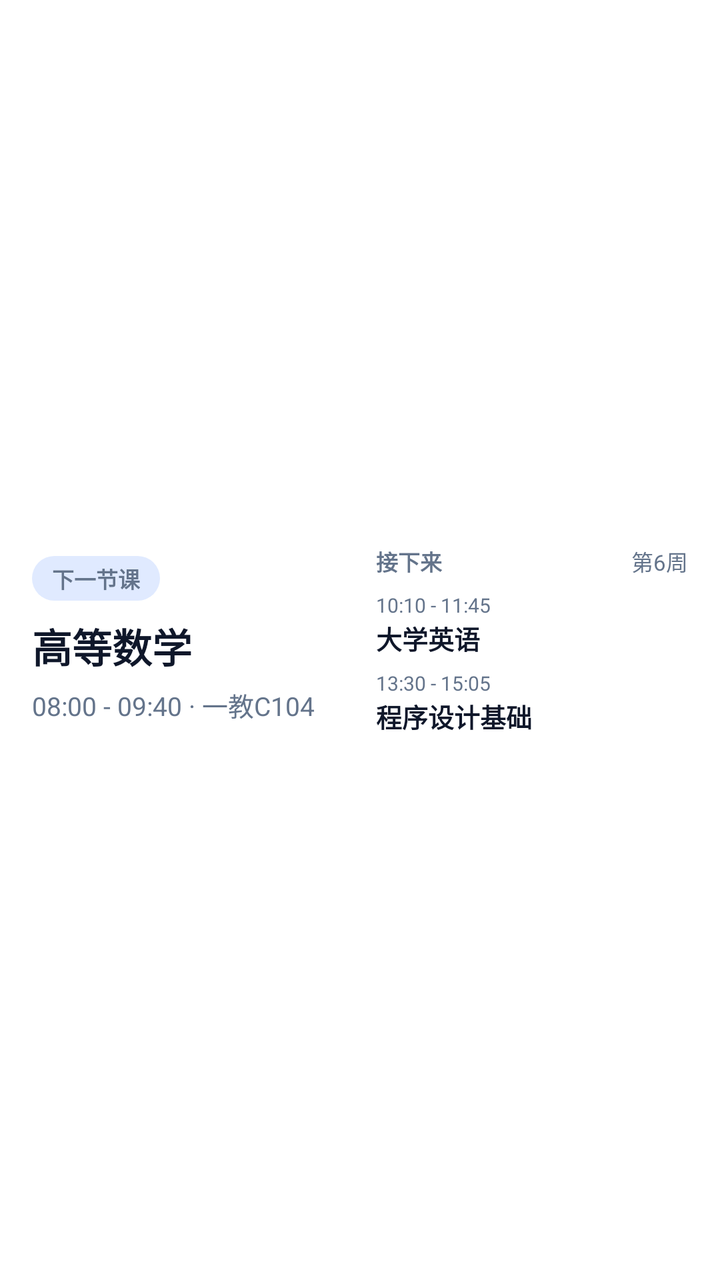
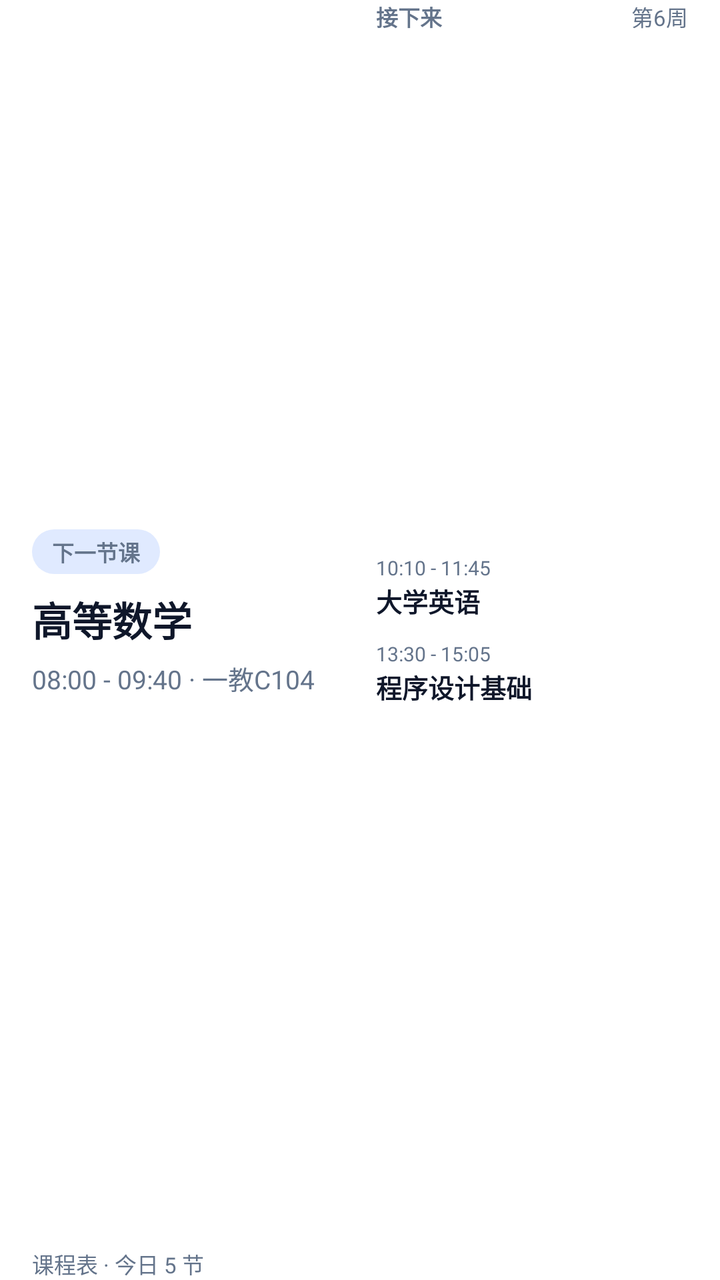

Screens rendered from an Android XML layout before and after an edit, with the pre-edit source and the edit as a unified diff.
<!-- AndroidManifest.xml: fallback theme Theme.MaterialComponents.DayNight.NoActionBar -->
<!-- res/layout/widget_today_wide.xml -->
<?xml version="1.0" encoding="utf-8"?>
<FrameLayout xmlns:android="http://schemas.android.com/apk/res/android"
    android:id="@+id/widget_root"
    android:layout_width="match_parent"
    android:layout_height="match_parent">

    <LinearLayout
        android:id="@+id/widget_card"
        android:layout_width="match_parent"
        android:layout_height="match_parent"
        android:gravity="center_vertical"
        android:orientation="horizontal"
        android:paddingLeft="16dp"
        android:paddingRight="16dp">

        <LinearLayout
            android:id="@+id/widget_wide_left"
            android:layout_width="0dp"
            android:layout_height="wrap_content"
            android:layout_weight="1"
            android:gravity="center_vertical"
            android:orientation="vertical">

            <TextView
                android:id="@+id/widget_wide_status"
                android:layout_width="wrap_content"
                android:layout_height="wrap_content"
                android:background="@drawable/widget_status_chip_strong"
                android:ellipsize="end"
                android:maxLines="1"
                android:paddingLeft="10dp"
                android:paddingTop="3dp"
                android:paddingRight="10dp"
                android:paddingBottom="3dp"
                android:text="下一节课"
                android:textColor="#64748B"
                android:textSize="11sp"
                android:textStyle="bold" />

            <TextView
                android:id="@+id/widget_wide_course"
                android:layout_width="match_parent"
                android:layout_height="wrap_content"
                android:layout_marginTop="8dp"
                android:ellipsize="end"
                android:maxLines="1"
                android:text="高等数学"
                android:textColor="#0F172A"
                android:textSize="20sp"
                android:textStyle="bold" />

            <TextView
                android:id="@+id/widget_wide_meta"
                android:layout_width="match_parent"
                android:layout_height="wrap_content"
                android:layout_marginTop="5dp"
                android:ellipsize="end"
                android:maxLines="1"
                android:text="08:00 - 09:40 · 一教C104"
                android:textColor="#64748B"
                android:textSize="13sp" />

        </LinearLayout>

        <LinearLayout
            android:id="@+id/widget_wide_right"
            android:layout_width="0dp"
            android:layout_height="wrap_content"
            android:layout_marginLeft="16dp"
            android:layout_weight="1"
            android:orientation="vertical">

            <LinearLayout
                android:layout_width="match_parent"
                android:layout_height="wrap_content"
                android:gravity="center_vertical"
                android:orientation="horizontal">

                <TextView
                    android:id="@+id/widget_wide_right_label"
                    android:layout_width="0dp"
                    android:layout_height="wrap_content"
                    android:layout_weight="1"
                    android:ellipsize="end"
                    android:maxLines="1"
                    android:text="接下来"
                    android:textColor="#64748B"
                    android:textSize="11sp"
                    android:textStyle="bold" />

                <TextView
                    android:id="@+id/widget_wide_week"
                    android:layout_width="wrap_content"
                    android:layout_height="wrap_content"
                    android:layout_marginLeft="8dp"
                    android:maxLines="1"
                    android:text="第6周"
                    android:textColor="#64748B"
                    android:textSize="11sp" />

            </LinearLayout>

            <LinearLayout
                android:id="@+id/widget_wide_row_1"
                android:layout_width="match_parent"
                android:layout_height="wrap_content"
                android:layout_marginTop="7dp"
                android:orientation="vertical">

                <TextView
                    android:id="@+id/widget_wide_row_1_time"
                    android:layout_width="wrap_content"
                    android:layout_height="wrap_content"
                    android:maxLines="1"
                    android:text="10:10 - 11:45"
                    android:textColor="#64748B"
                    android:textSize="10sp" />

                <TextView
                    android:id="@+id/widget_wide_row_1_title"
                    android:layout_width="match_parent"
                    android:layout_height="wrap_content"
                    android:ellipsize="end"
                    android:maxLines="1"
                    android:text="大学英语"
                    android:textColor="#0F172A"
                    android:textSize="13sp"
                    android:textStyle="bold" />
            </LinearLayout>

            <LinearLayout
                android:id="@+id/widget_wide_row_2"
                android:layout_width="match_parent"
                android:layout_height="wrap_content"
                android:layout_marginTop="6dp"
                android:orientation="vertical">

                <TextView
                    android:id="@+id/widget_wide_row_2_time"
                    android:layout_width="wrap_content"
                    android:layout_height="wrap_content"
                    android:maxLines="1"
                    android:text="13:30 - 15:05"
                    android:textColor="#64748B"
                    android:textSize="10sp" />

                <TextView
                    android:id="@+id/widget_wide_row_2_title"
                    android:layout_width="match_parent"
                    android:layout_height="wrap_content"
                    android:ellipsize="end"
                    android:maxLines="1"
                    android:text="程序设计基础"
                    android:textColor="#0F172A"
                    android:textSize="13sp"
                    android:textStyle="bold" />
            </LinearLayout>

        </LinearLayout>

    </LinearLayout>

</FrameLayout>
<!-- resources referenced by this layout -->
<resources>
  <!-- drawable widget_status_chip_strong (drawable) -->
  <?xml version="1.0" encoding="utf-8"?>
  <shape xmlns:android="http://schemas.android.com/apk/res/android"
      android:shape="rectangle">
      <corners android:radius="999dp" />
      <solid android:color="#E0EAFF" />
  </shape>
</resources>

<!-- the commit's change to res/layout/widget_today_wide.xml (unified diff, before → after) -->
@@ -8,156 +8,188 @@
         android:id="@+id/widget_card"
         android:layout_width="match_parent"
         android:layout_height="match_parent"
-        android:gravity="center_vertical"
-        android:orientation="horizontal"
+        android:orientation="vertical"
         android:paddingLeft="16dp"
         android:paddingRight="16dp">
 
+        
         <LinearLayout
-            android:id="@+id/widget_wide_left"
-            android:layout_width="0dp"
-            android:layout_height="wrap_content"
+            android:id="@+id/widget_wide_body"
+            android:layout_width="match_parent"
+            android:layout_height="0dp"
             android:layout_weight="1"
-            android:gravity="center_vertical"
-            android:orientation="vertical">
-
-            <TextView
-                android:id="@+id/widget_wide_status"
-                android:layout_width="wrap_content"
-                android:layout_height="wrap_content"
-                android:background="@drawable/widget_status_chip_strong"
-                android:ellipsize="end"
-                android:maxLines="1"
-                android:paddingLeft="10dp"
-                android:paddingTop="3dp"
-                android:paddingRight="10dp"
-                android:paddingBottom="3dp"
-                android:text="下一节课"
-                android:textColor="#64748B"
-                android:textSize="11sp"
-                android:textStyle="bold" />
-
-            <TextView
-                android:id="@+id/widget_wide_course"
-                android:layout_width="match_parent"
-                android:layout_height="wrap_content"
-                android:layout_marginTop="8dp"
-                android:ellipsize="end"
-                android:maxLines="1"
-                android:text="高等数学"
-                android:textColor="#0F172A"
-                android:textSize="20sp"
-                android:textStyle="bold" />
-
-            <TextView
-                android:id="@+id/widget_wide_meta"
-                android:layout_width="match_parent"
-                android:layout_height="wrap_content"
-                android:layout_marginTop="5dp"
-                android:ellipsize="end"
-                android:maxLines="1"
-                android:text="08:00 - 09:40 · 一教C104"
-                android:textColor="#64748B"
-                android:textSize="13sp" />
-
-        </LinearLayout>
-
-        <LinearLayout
-            android:id="@+id/widget_wide_right"
-            android:layout_width="0dp"
-            android:layout_height="wrap_content"
-            android:layout_marginLeft="16dp"
-            android:layout_weight="1"
-            android:orientation="vertical">
+            android:orientation="horizontal">
 
             <LinearLayout
-                android:layout_width="match_parent"
-                android:layout_height="wrap_content"
+                android:id="@+id/widget_wide_left"
+                android:layout_width="0dp"
+                android:layout_height="match_parent"
+                android:layout_weight="1"
                 android:gravity="center_vertical"
-                android:orientation="horizontal">
+                android:orientation="vertical">
 
                 <TextView
-                    android:id="@+id/widget_wide_right_label"
-                    android:layout_width="0dp"
+                    android:id="@+id/widget_wide_status"
+                    android:layout_width="wrap_content"
                     android:layout_height="wrap_content"
-                    android:layout_weight="1"
+                    android:background="@drawable/widget_status_chip_strong"
                     android:ellipsize="end"
                     android:maxLines="1"
-                    android:text="接下来"
+                    android:paddingLeft="10dp"
+                    android:paddingTop="3dp"
+                    android:paddingRight="10dp"
+                    android:paddingBottom="3dp"
+                    android:text="下一节课"
                     android:textColor="#64748B"
                     android:textSize="11sp"
                     android:textStyle="bold" />
 
                 <TextView
-                    android:id="@+id/widget_wide_week"
-                    android:layout_width="wrap_content"
+                    android:id="@+id/widget_wide_course"
+                    android:layout_width="match_parent"
                     android:layout_height="wrap_content"
-                    android:layout_marginLeft="8dp"
+                    android:layout_marginTop="8dp"
+                    android:ellipsize="end"
                     android:maxLines="1"
-                    android:text="第6周"
+                    android:text="高等数学"
+                    android:textColor="#0F172A"
+                    android:textSize="20sp"
+                    android:textStyle="bold" />
+
+                <TextView
+                    android:id="@+id/widget_wide_meta"
+                    android:layout_width="match_parent"
+                    android:layout_height="wrap_content"
+                    android:layout_marginTop="5dp"
+                    android:ellipsize="end"
+                    android:maxLines="1"
+                    android:text="08:00 - 09:40 · 一教C104"
                     android:textColor="#64748B"
-                    android:textSize="11sp" />
+                    android:textSize="13sp" />
 
             </LinearLayout>
 
             <LinearLayout
-                android:id="@+id/widget_wide_row_1"
-                android:layout_width="match_parent"
-                android:layout_height="wrap_content"
-                android:layout_marginTop="7dp"
+                android:id="@+id/widget_wide_right"
+                android:layout_width="0dp"
+                android:layout_height="match_parent"
+                android:layout_marginLeft="16dp"
+                android:layout_weight="1"
                 android:orientation="vertical">
 
-                <TextView
-                    android:id="@+id/widget_wide_row_1_time"
-                    android:layout_width="wrap_content"
-                    android:layout_height="wrap_content"
-                    android:maxLines="1"
-                    android:text="10:10 - 11:45"
-                    android:textColor="#64748B"
-                    android:textSize="10sp" />
-
-                <TextView
-                    android:id="@+id/widget_wide_row_1_title"
+                <LinearLayout
                     android:layout_width="match_parent"
                     android:layout_height="wrap_content"
-                    android:ellipsize="end"
-                    android:maxLines="1"
-                    android:text="大学英语"
-                    android:textColor="#0F172A"
-                    android:textSize="13sp"
-                    android:textStyle="bold" />
-            </LinearLayout>
+                    android:gravity="center_vertical"
+                    android:orientation="horizontal">
 
-            <LinearLayout
-                android:id="@+id/widget_wide_row_2"
-                android:layout_width="match_parent"
-                android:layout_height="wrap_content"
-                android:layout_marginTop="6dp"
-                android:orientation="vertical">
+                    <TextView
+                        android:id="@+id/widget_wide_right_label"
+                        android:layout_width="0dp"
+                        android:layout_height="wrap_content"
+                        android:layout_weight="1"
+                        android:ellipsize="end"
+                        android:maxLines="1"
+                        android:text="接下来"
+                        android:textColor="#64748B"
+                        android:textSize="11sp"
+                        android:textStyle="bold" />
 
-                <TextView
-                    android:id="@+id/widget_wide_row_2_time"
-                    android:layout_width="wrap_content"
-                    android:layout_height="wrap_content"
-                    android:maxLines="1"
-                    android:text="13:30 - 15:05"
-                    android:textColor="#64748B"
-                    android:textSize="10sp" />
+                    <TextView
+                        android:id="@+id/widget_wide_week"
+                        android:layout_width="wrap_content"
+                        android:layout_height="wrap_content"
+                        android:layout_marginLeft="8dp"
+                        android:maxLines="1"
+                        android:text="第6周"
+                        android:textColor="#64748B"
+                        android:textSize="11sp" />
 
-                <TextView
-                    android:id="@+id/widget_wide_row_2_title"
+                </LinearLayout>
+
+                
+                <LinearLayout
+                    android:layout_width="match_parent"
+                    android:layout_height="0dp"
+                    android:layout_weight="1" />
+
+                <LinearLayout
+                    android:id="@+id/widget_wide_row_1"
                     android:layout_width="match_parent"
                     android:layout_height="wrap_content"
-                    android:ellipsize="end"
-                    android:maxLines="1"
-                    android:text="程序设计基础"
-                    android:textColor="#0F172A"
-                    android:textSize="13sp"
-                    android:textStyle="bold" />
+                    android:orientation="vertical">
+
+                    <TextView
+                        android:id="@+id/widget_wide_row_1_time"
+                        android:layout_width="wrap_content"
+                        android:layout_height="wrap_content"
+                        android:maxLines="1"
+                        android:text="10:10 - 11:45"
+                        android:textColor="#64748B"
+                        android:textSize="10sp" />
+
+                    <TextView
+                        android:id="@+id/widget_wide_row_1_title"
+                        android:layout_width="match_parent"
+                        android:layout_height="wrap_content"
+                        android:ellipsize="end"
+                        android:maxLines="1"
+                        android:text="大学英语"
+                        android:textColor="#0F172A"
+                        android:textSize="13sp"
+                        android:textStyle="bold" />
+                </LinearLayout>
+
+                <LinearLayout
+                    android:id="@+id/widget_wide_row_2"
+                    android:layout_width="match_parent"
+                    android:layout_height="wrap_content"
+                    android:layout_marginTop="10dp"
+                    android:orientation="vertical">
+
+                    <TextView
+                        android:id="@+id/widget_wide_row_2_time"
+                        android:layout_width="wrap_content"
+                        android:layout_height="wrap_content"
+                        android:maxLines="1"
+                        android:text="13:30 - 15:05"
+                        android:textColor="#64748B"
+                        android:textSize="10sp" />
+
+                    <TextView
+                        android:id="@+id/widget_wide_row_2_title"
+                        android:layout_width="match_parent"
+                        android:layout_height="wrap_content"
+                        android:ellipsize="end"
+                        android:maxLines="1"
+                        android:text="程序设计基础"
+                        android:textColor="#0F172A"
+                        android:textSize="13sp"
+                        android:textStyle="bold" />
+                </LinearLayout>
+
+                
+                <LinearLayout
+                    android:layout_width="match_parent"
+                    android:layout_height="0dp"
+                    android:layout_weight="1" />
+
             </LinearLayout>
 
         </LinearLayout>
 
+        
+        <TextView
+            android:id="@+id/widget_wide_footer"
+            android:layout_width="match_parent"
+            android:layout_height="wrap_content"
+            android:layout_marginTop="10dp"
+            android:ellipsize="end"
+            android:maxLines="1"
+            android:text="课程表 · 今日 5 节"
+            android:textColor="#64748B"
+            android:textSize="11sp" />
+
     </LinearLayout>
 
 </FrameLayout>
